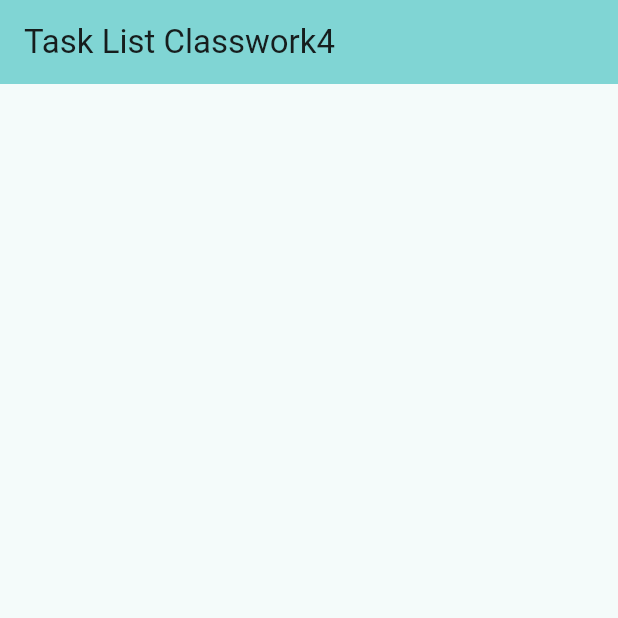
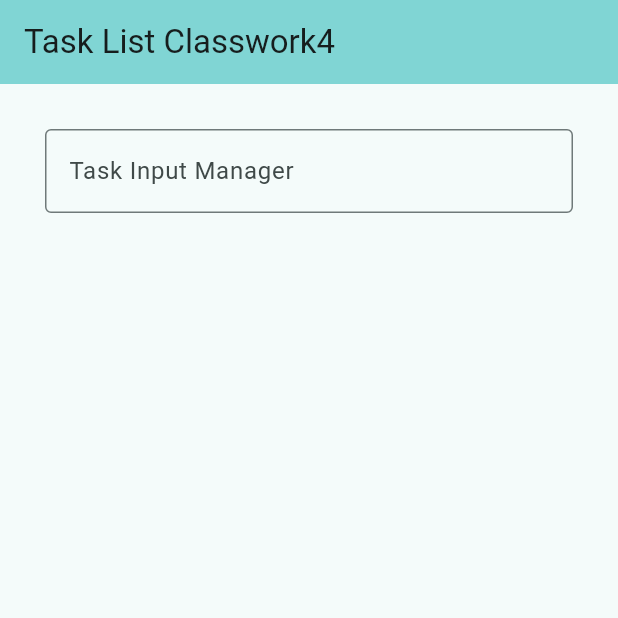
Before and after one commit to BillaVanilla/Task-Creator-Classwork-4, a Flutter app: the screen it shows after launch, on a phone screen of 412 x 824 dp, the top half of it. Run offline on Flutter 3.47's test engine with Material 3 defaults, Android fonts, the phone set to English and light mode, and no system bars.

Commit message:
added text field to enter task list and set up group for task list to be listed

```diff
--- a/lib/main.dart
+++ b/lib/main.dart
@@ -55,21 +55,40 @@ void taskDeletion(int index) {
     });
   }
 
+
+
   @override
   Widget build(BuildContext context) {
-
     return Scaffold(
       appBar: AppBar(
-
         backgroundColor: Theme.of(context).colorScheme.inversePrimary,
-
         title: Text(widget.title),
       ),
-      body: Center(
-        child: Column(
+      body: Padding(
+        padding: const EdgeInsets.all(30.0),
+         child: Column(
+            children: [
+              Row(
+                mainAxisAlignment: MainAxisAlignment.end,
+                children: [
+                   Expanded(
+                    child: TextField(
+                       controller: TaskController,
+                        decoration: const InputDecoration(
+                           hintText: 'Enter a Task',
+                            labelText: 'Task Input Manager',
+                            border: OutlineInputBorder(),
+                        ),
+                    ),
+                   ),
+// Button for adding new task
+
+                ],
+              ),
+            ],
+         ),
         ),
       ),
-
     );
   }
 }
```
